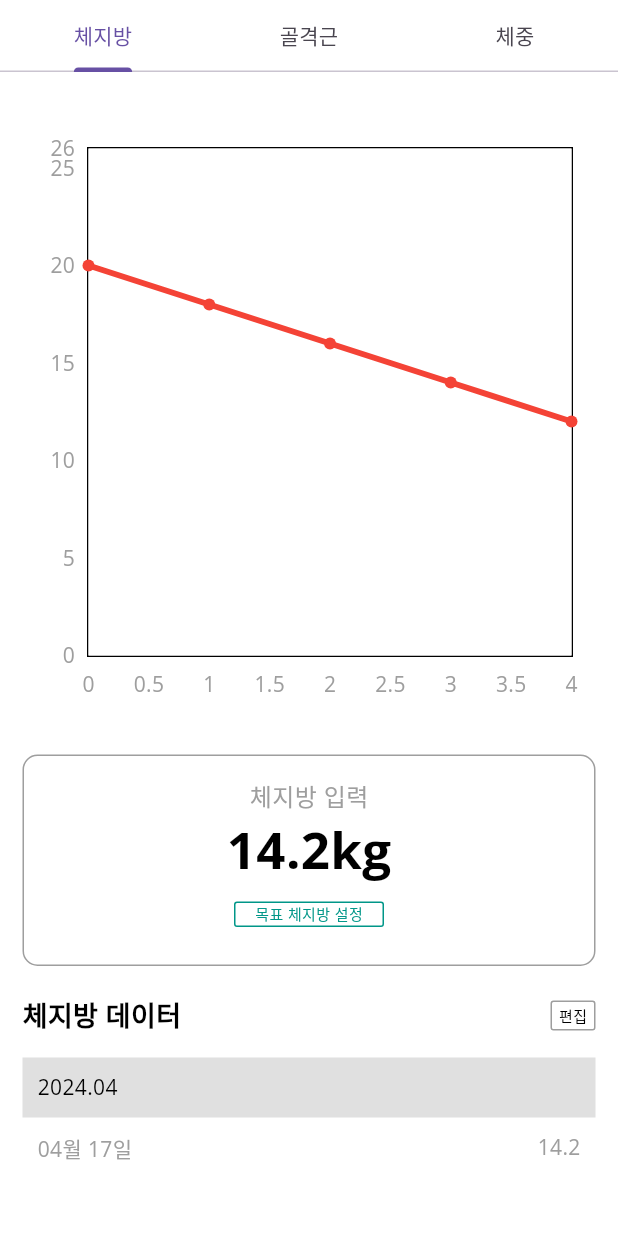
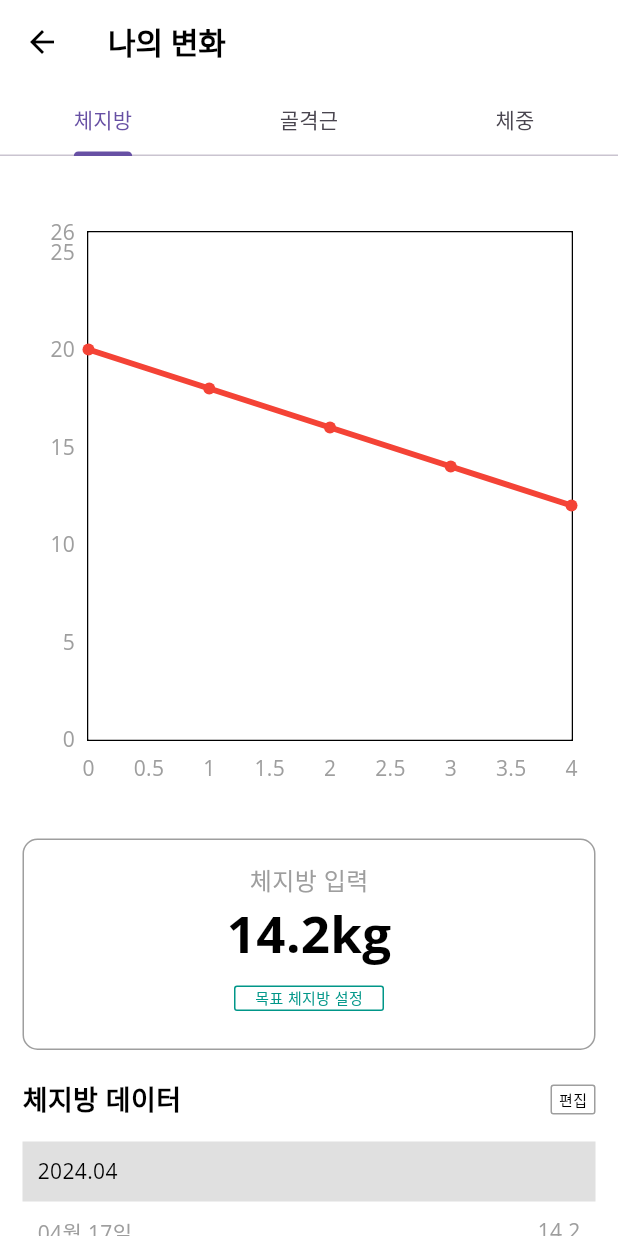
Before and after one commit to hillview0303/project-final-flutter, a Flutter app: the TodayPage screen opened by its route, after a tap on "자세히 보기", on a phone screen of 412 x 824 dp. Run offline on Flutter 3.47's test engine with Material 3 defaults, Android fonts, the phone set to English and light mode, and no system bars; drawn by our look-alikes of fl_chart; our stand-ins replace dio, flutter_riverpod, flutter_secure_storage, google_fonts, image_picker, scrollable_positioned_list and 1 more; accounts and stored records are empty; key blocks and very long unbroken strings in the code were emptied for the run.

Commit message:
mission container navigator

```diff
--- a/lib/ui/today/pages/my_changes_page/my_changes.dart
+++ b/lib/ui/today/pages/my_changes_page/my_changes.dart
@@ -1,4 +1,5 @@
 import 'package:flutter/material.dart';
+import 'package:project_app/_core/constants/style.dart';
 import 'package:project_app/ui/today/pages/my_changes_page/widgets/physical_chart_scroll_view.dart';
 
 import '../../../../data/models/chartDummy.dart';
@@ -17,6 +18,9 @@ class _MyChangesState extends State<MyChanges>
   @override
   Widget build(BuildContext context) {
     return Scaffold(
+      appBar: AppBar(
+        title: Text("나의 변화", style: h6(),),
+      ),
       body: Column(
         children: [
           _buildTabbar(),
--- a/lib/ui/today/pages/tody_page/widgets/mission_container.dart
+++ b/lib/ui/today/pages/tody_page/widgets/mission_container.dart
@@ -9,16 +9,25 @@ class MissionContainer extends StatelessWidget {
   final title2;
   final subtitle;
   final icons;
+  final page;
 
   MissionContainer(
       {this.title = "",
       this.title2 = "",
       required this.subtitle,
-      required this.icons});
+      required this.icons,
+      required this.page});
 
   @override
   Widget build(BuildContext context) {
-    return Container(
+    return InkWell(
+      onTap: () {
+        Navigator.push(
+          context,
+          MaterialPageRoute(builder: (context) => page),
+        );
+      },
+      child: Container(
         decoration: BoxDecoration(
             color: Colors.white, borderRadius: BorderRadius.circular(gap_s)),
         child: Padding(
@@ -57,6 +66,7 @@ class MissionContainer extends StatelessWidget {
             ],
           ),
         ),
+      ),
     );
   }
 }
--- a/lib/ui/today/pages/tody_page/widgets/mission_container_list.dart
+++ b/lib/ui/today/pages/tody_page/widgets/mission_container_list.dart
@@ -1,4 +1,8 @@
 import 'package:flutter/material.dart';
+import 'package:project_app/ui/activity/pages/change_weight_detail_page/change_weight_detail_page.dart';
+import 'package:project_app/ui/activity/pages/diet_management_detail_page/diet_management_detail_page.dart';
+import 'package:project_app/ui/activity/pages/drink_water_detail_page/drink_water_detail_page.dart';
+import 'package:project_app/ui/activity/pages/step_count_detail_page/step_count_detail_page.dart';
 
 import '../../../../../_core/constants/size.dart';
 import '../../../../../_core/constants/style.dart';
@@ -33,6 +37,7 @@ class MissionContainerList extends StatelessWidget {
               title2: "기록해요",
               subtitle: "목표 1회",
               icons: Icons.add_chart,
+              page: ChangeWeightDetailPage(),
             ),
             SizedBox(height: gap_s),
             MissionContainer(
@@ -40,18 +45,21 @@ class MissionContainerList extends StatelessWidget {
               title2: "걸었어요",
               subtitle: "목표 10,000 걸음",
               icons: Icons.nordic_walking,
+              page: StepCountDetailPage(),
             ),
             SizedBox(height: gap_s),
             MissionContainer(
               title: "오늘 0잔 마셨어요",
               subtitle: "목표 8잔",
               icons: Icons.water_drop,
+              page: DrinkWaterDetailPage(),
             ),
             SizedBox(height: gap_s),
             MissionContainer(
               title: "식단 0개 기록했어요",
               subtitle: "목표 3개",
               icons: Icons.food_bank_outlined,
+              page: DietManagementDetailPage(),
             ),
           ],
         ),
```
Lines whose indentation alone changed are shown as unchanged.
